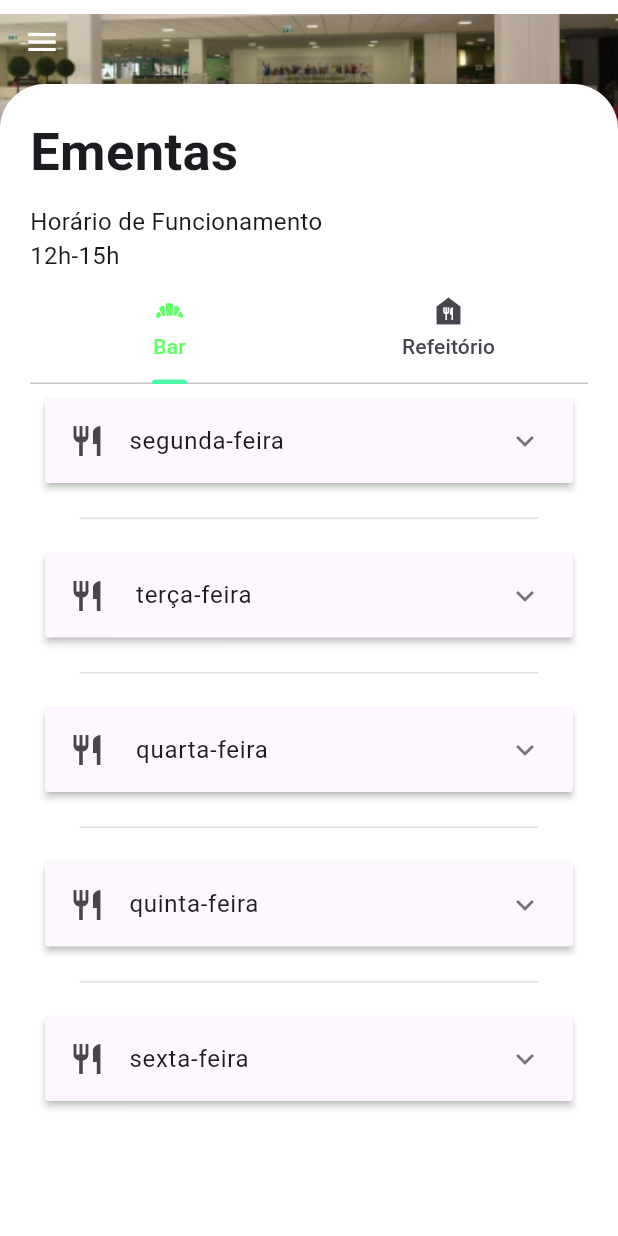
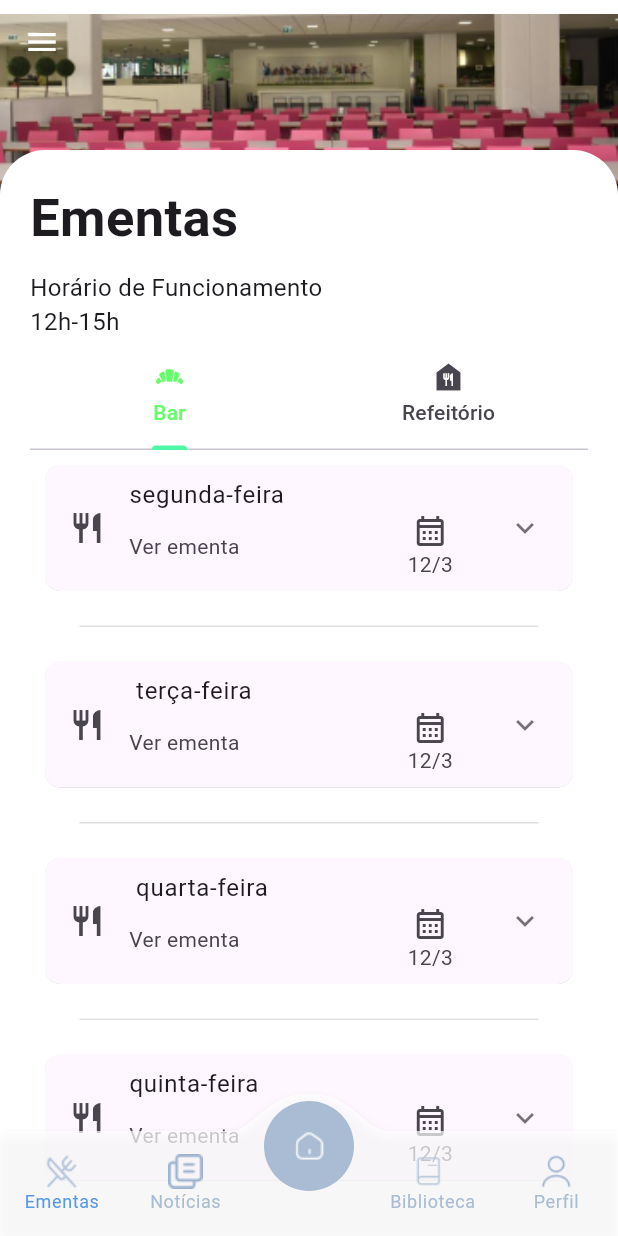
Before and after one commit to ComputacaoMovel2023-Classroom/tp-c_CentralIPS, a Flutter app: the EmentasUI screen opened directly, on a phone screen of 412 x 824 dp. Run offline on Flutter 3.47's test engine with Material 2 defaults, Android fonts, the phone set to English and light mode, and no system bars; drawn by our look-alikes of convex_bottom_bar; missing offline and left inert: mobile_scanner; network calls fail.

Commit message:
ementasui sem dropdown formatado

```diff
--- a/CentralIPS/lib/Ementas/BarClass.dart
+++ b/CentralIPS/lib/Ementas/BarClass.dart
@@ -1,3 +1,5 @@
+import 'package:centralips/Ementas/ementasUI.dart';
+import 'package:centralips/Ementas/ementas_list.dart';
 import 'package:flutter/material.dart';
 
 class BarClass extends StatelessWidget {
@@ -5,7 +7,7 @@ class BarClass extends StatelessWidget {
 
   @override
   Widget build(BuildContext context) {
-    return Container(
+    return
         /* padding: const EdgeInsets.all(10),
       child: Column(
         children: const [
@@ -20,6 +22,6 @@ class BarClass extends StatelessWidget {
           ),
         ],
       ),*/
-        );
+        EmentasList();
   }
 }
--- a/CentralIPS/lib/Ementas/ButtonsUI.dart
+++ b/CentralIPS/lib/Ementas/ButtonsUI.dart
@@ -1,4 +1,5 @@
 import 'package:centralips/Ementas/BarClass.dart';
+import 'package:centralips/Ementas/RefeitorioClass.dart';
 
 import 'package:flutter/material.dart';
 
@@ -39,7 +40,7 @@ class ButtonsUIState extends State<ButtonUI> {
             },
           ),
           if (_selectedIndex == 0) const BarClass(), //BAR
-          if (_selectedIndex == 1) const BarClass(), //RESTAURANTE
+          if (_selectedIndex == 1) const RefeitorioClass(), //RESTAURANTE
         ],
       ),
     );
--- /dev/null
+++ b/CentralIPS/lib/Ementas/RefeitorioClass.dart
@@ -0,0 +1,12 @@
+import 'package:centralips/Ementas/ementasUI.dart';
+import 'package:centralips/Ementas/ementas_list.dart';
+import 'package:flutter/material.dart';
+
+class RefeitorioClass extends StatelessWidget {
+  const RefeitorioClass({super.key});
+
+  @override
+  Widget build(BuildContext context) {
+    return EmentasList();
+  }
+}
--- a/CentralIPS/lib/Ementas/ementasUI.dart
+++ b/CentralIPS/lib/Ementas/ementasUI.dart
@@ -1,5 +1,4 @@
 import 'package:centralips/Ementas/ButtonsUI.dart';
-import 'package:centralips/Ementas/ementas_list.dart';
 import 'package:centralips/Sidebar/NavBar.dart';
 import 'package:centralips/footer_menu/footer_menu.dart';
 import 'package:flutter/material.dart';
@@ -9,7 +8,8 @@ class EmentasUI extends StatelessWidget {
 
   @override
   Widget build(BuildContext context) {
-    return Stack(
+    return Scaffold(
+      body: Stack(
         children: [
           Container(
             height: 200,
@@ -20,11 +20,48 @@ class EmentasUI extends StatelessWidget {
               ),
             ),
           ),
-        Scaffold(
-          //bottomNavigationBar: const BottomNavigationExample(),
-          resizeToAvoidBottomInset: false,
-          drawer: const NavBar(),
-          appBar: AppBar(
+          Container(
+            decoration: const BoxDecoration(
+              color: Colors.white,
+              borderRadius: BorderRadius.vertical(
+                top: Radius.circular(30),
+              ),
+            ),
+            margin: EdgeInsets.only(top: 100),
+            child: Padding(
+              padding: const EdgeInsets.all(20),
+              child: ListView(
+                children: const [
+                  Text(
+                    "Ementas",
+                    style: TextStyle(
+                      fontSize: 35,
+                      fontWeight: FontWeight.bold,
+                    ),
+                  ),
+                  SizedBox(height: 10),
+                  Text(
+                    "Horário de Funcionamento",
+                    style: TextStyle(fontSize: 16),
+                  ),
+                  Text(
+                    "12h-15h",
+                    style: TextStyle(fontSize: 16),
+                  ),
+                  ButtonUI(),
+
+                  //EmentasList(),
+                ],
+              ),
+            ),
+          ),
+          const Positioned(
+              left: 0, bottom: 0, right: 0, child: BottomNavigationExample()),
+          Positioned(
+            left: 0,
+            right: 0,
+            top: 0,
+            child: AppBar(
               backgroundColor: Colors.transparent,
               elevation: 0,
               leading: Builder(builder: (BuildContext context) {
@@ -34,45 +71,12 @@ class EmentasUI extends StatelessWidget {
                 );
               }),
             ),
-          backgroundColor: Colors.transparent,
-          body: Container(
-            decoration: const BoxDecoration(
-                color: Colors.white,
-                borderRadius: BorderRadius.vertical(
-                  top: Radius.circular(30),
-                )),
-            child: Align(
-              alignment: Alignment.topLeft,
-              child: Padding(
-                padding: const EdgeInsets.all(20),
-                child: Column(
-                  crossAxisAlignment: CrossAxisAlignment.start,
-                  children: [
-                    const Text(
-                      "Ementas",
-                      style: TextStyle(
-                        fontSize: 35,
-                        fontWeight: FontWeight.bold,
           ),
-                    ),
-                    const SizedBox(height: 10),
-                    const Text(
-                      "Horário de Funcionamento",
-                      style: TextStyle(fontSize: 16),
-                    ),
-                    const Text(
-                      "12h-15h",
-                      style: TextStyle(fontSize: 16),
-                    ),
-                    const ButtonUI(),
-                    EmentasList()
         ],
       ),
-              ),
-            ),
-          ),
-        ),
-      ],
+      resizeToAvoidBottomInset: false,
+      drawer: const NavBar(),
+      backgroundColor: Colors.transparent,
     );
   }
 }
--- a/CentralIPS/lib/Ementas/ementas_list.dart
+++ b/CentralIPS/lib/Ementas/ementas_list.dart
@@ -16,7 +16,7 @@ class EmentasList extends StatelessWidget {
   Widget build(BuildContext context) {
     return Padding(
       padding: const EdgeInsets.all(10),
-      child: Container(
+      child: SizedBox(
         height: 500, // provide a fixed height
         child: ListView.separated(
           physics: const AlwaysScrollableScrollPhysics(),
@@ -39,7 +39,7 @@ class EmentasList extends StatelessWidget {
             return EmentasListItem(
               icon: Icons.restaurant,
               name: weekdays[index],
-              id: index.toString(),
+              date: '12/3',
             );
           },
         ),
--- a/CentralIPS/lib/Ementas/ementas_list_item.dart
+++ b/CentralIPS/lib/Ementas/ementas_list_item.dart
@@ -3,13 +3,14 @@ import 'package:flutter/material.dart';
 class EmentasListItem extends StatefulWidget {
   final IconData icon;
   final String name;
-  final String id;
+
+  final String date;
 
   const EmentasListItem({
     Key? key,
     required this.icon,
     required this.name,
-    required this.id,
+    required this.date,
   }) : super(key: key);
 
   @override
@@ -21,7 +22,17 @@ class _EmentasListItemState extends State<EmentasListItem> {
 
   @override
   Widget build(BuildContext context) {
-    return ExpansionPanelList(
+    return GestureDetector(
+      onTap: () {
+        setState(() {
+          _isExpanded = !_isExpanded;
+        });
+      },
+      child: ClipRRect(
+        borderRadius: BorderRadius.circular(10),
+        child: SingleChildScrollView(
+          physics: const NeverScrollableScrollPhysics(),
+          child: ExpansionPanelList(
             expansionCallback: (int index, bool isExpanded) {
               setState(() {
                 _isExpanded = !isExpanded;
@@ -33,9 +44,26 @@ class _EmentasListItemState extends State<EmentasListItem> {
                   return ListTile(
                     leading: Icon(widget.icon),
                     title: Text(widget.name),
+                    subtitle: Row(
+                      mainAxisAlignment: MainAxisAlignment.spaceBetween,
+                      children: [
+                        Text('Ver ementa'),
+                        Column(
+                          children: [
+                            Icon(Icons.calendar_month_outlined),
+                            Text(widget.date),
+                          ],
+                        ),
+                      ],
+                    ),
                   );
                 },
                 body: Container(
+                  decoration: const BoxDecoration(
+                    borderRadius: BorderRadius.zero,
+                    color: Color.fromARGB(255, 211, 211, 211),
+                  ),
+                  width: 500,
                   padding: const EdgeInsets.symmetric(horizontal: 16.0),
                   child: Column(
                     children: const [
@@ -56,6 +84,9 @@ class _EmentasListItemState extends State<EmentasListItem> {
                 isExpanded: _isExpanded,
               ),
             ],
+          ),
+        ),
+      ),
     );
   }
 }
```
Lines whose indentation alone changed are shown as unchanged.
